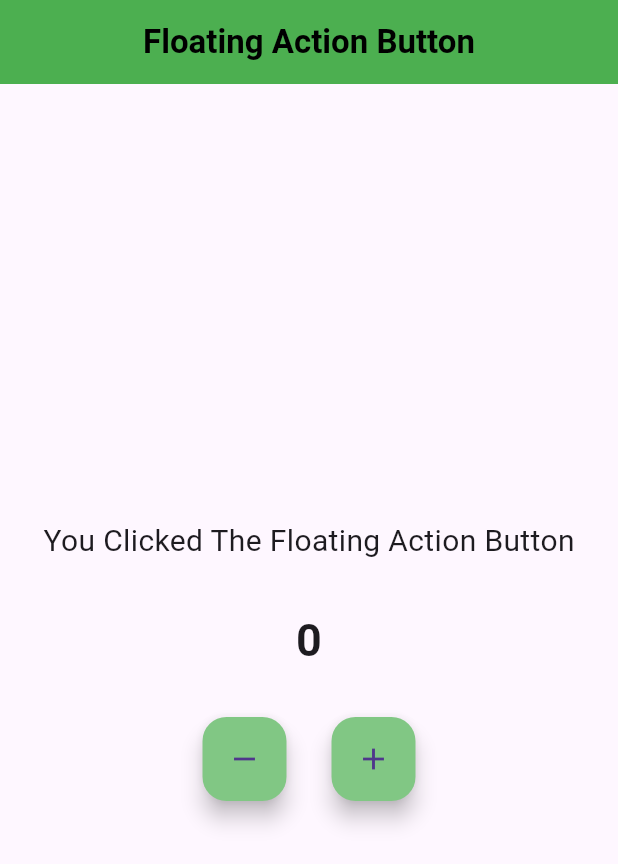
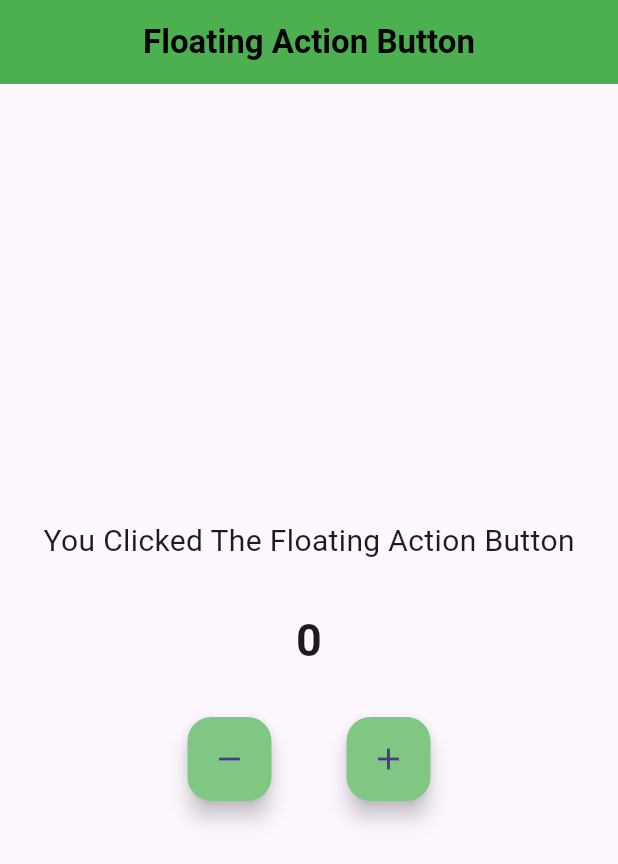
Before and after one commit to kumarbaberwal/flutter-cheatsheet, a Flutter app: the screen it shows after launch, on a phone screen of 412 x 824 dp. Shown: the top 864 px of the screen. Run offline on Flutter 3.47's test engine with Material 3 defaults, Android fonts, the phone set to English and light mode, and no system bars.

Commit message:
floating action button

```diff
--- a/lib/widgets/floatingactionbutton.dart
+++ b/lib/widgets/floatingactionbutton.dart
@@ -63,7 +63,7 @@ class _FloatingActionButtonWidgetState
                   child: const Icon(Icons.remove),
                 ),
                 const SizedBox(
-                  width: 30,
+                  width: 50,
                 ),
                 FloatingActionButton(
                   backgroundColor: Colors.green.shade300,
```
